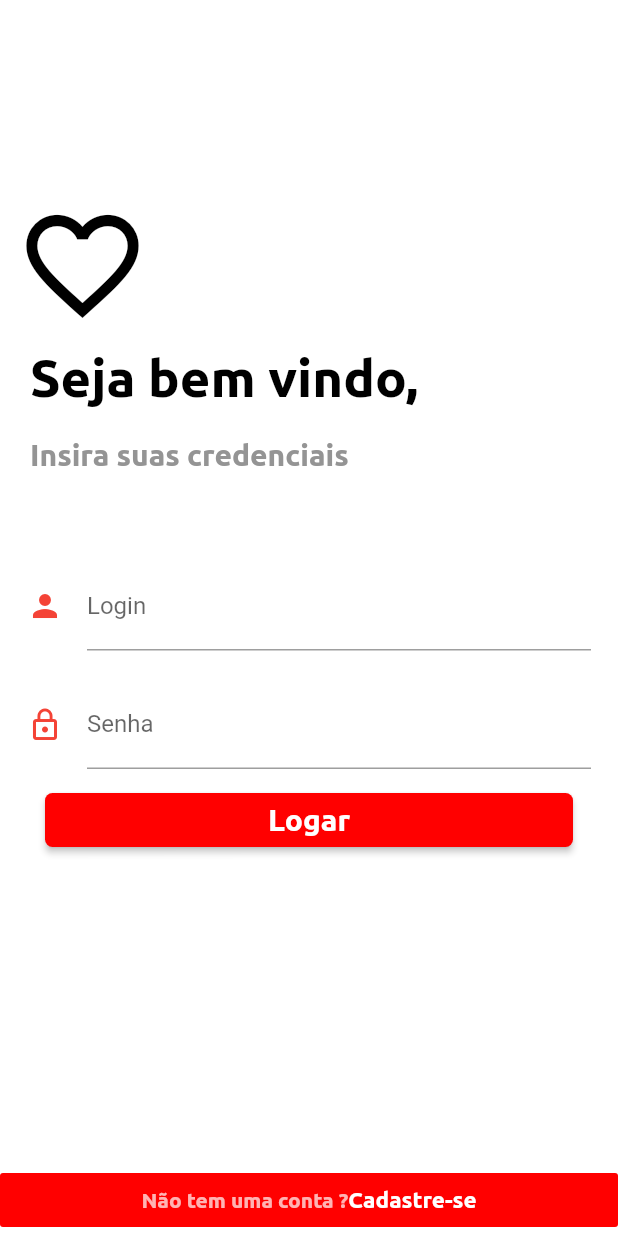
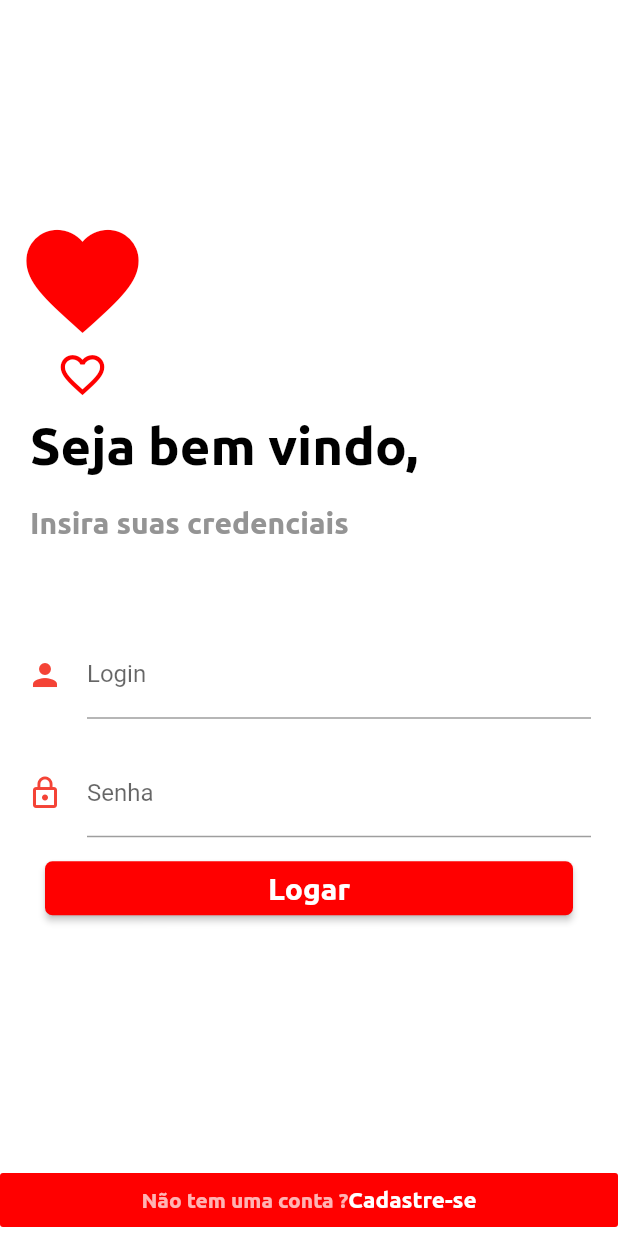
Before and after one commit to pedroelias520/Doador_Consciente, a Flutter app: the screen it shows after launch, on a phone screen of 412 x 824 dp. Run offline on Flutter 3.47's test engine with Material 2 defaults, Android fonts, the phone set to English and light mode, and no system bars; our stand-ins replace auto_size_text, cloud_firestore, firebase_auth, firebase_storage, google_sign_in, image_picker and 2 more; accounts and stored records are empty.

Commit message:
upgrade: new front-end login page design

```diff
--- a/doador_consciente/lib/ui/login_screen.dart
+++ b/doador_consciente/lib/ui/login_screen.dart
@@ -88,11 +88,18 @@ class _LoginPageState extends State<LoginPage> {
                       Row(
                         crossAxisAlignment: CrossAxisAlignment.start,
                         children: <Widget>[
-                          Icon(
-                            Icons.favorite_border,
-                            size: 90.0,
-                            color: Colors.black,
-                          ),
+                          Column(children: <Widget>[
+                            Icon(
+                              Icons.favorite,
+                              size: 90.0,
+                              color: Color.fromRGBO(255, 0, 0, 1),
+                            ),
+                            Icon(
+                              Icons.favorite_border,
+                              size: 35.0,
+                              color: Color.fromRGBO(255, 0, 0, 1),
+                            ),
+                          ],)
                         ],
                       ),
                       Padding(
```
